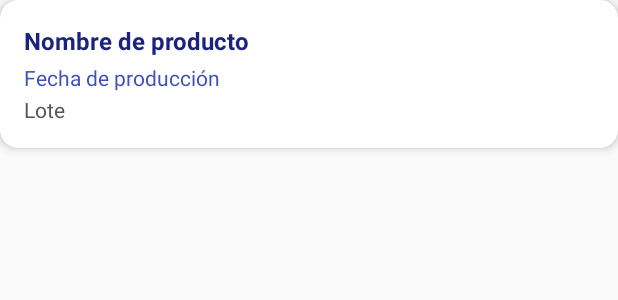
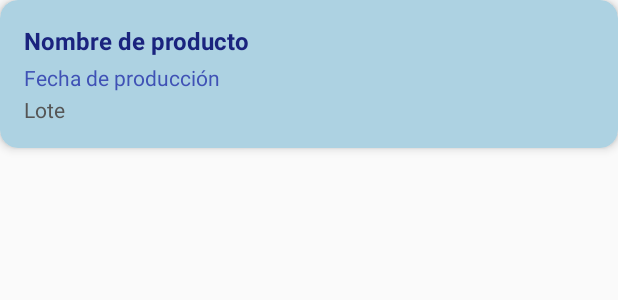
Before and after one commit to YanmirG/AppLacteosSanJose, an Android app: the layout item_producto.xml on its own in the app's theme, with its tools: preview values and no code run, on a phone screen of 412 x 824 dp. Shown: the top 300 px of the screen. Run offline under Robolectric (Android 15) with nearby library versions, the phone set to English and light mode, and no system bars; network calls fail.

Commit message:
Update item_producto.xml

```diff
--- a/app/src/main/res/layout/item_producto.xml
+++ b/app/src/main/res/layout/item_producto.xml
@@ -6,7 +6,7 @@
     android:layout_marginBottom="16dp"
     card_view:cardCornerRadius="12dp"
     card_view:cardElevation="4dp"
-    card_view:cardBackgroundColor="#FFFFFF">
+    card_view:cardBackgroundColor="#ADD2E2">
 
     <LinearLayout
         android:layout_width="match_parent"
```
